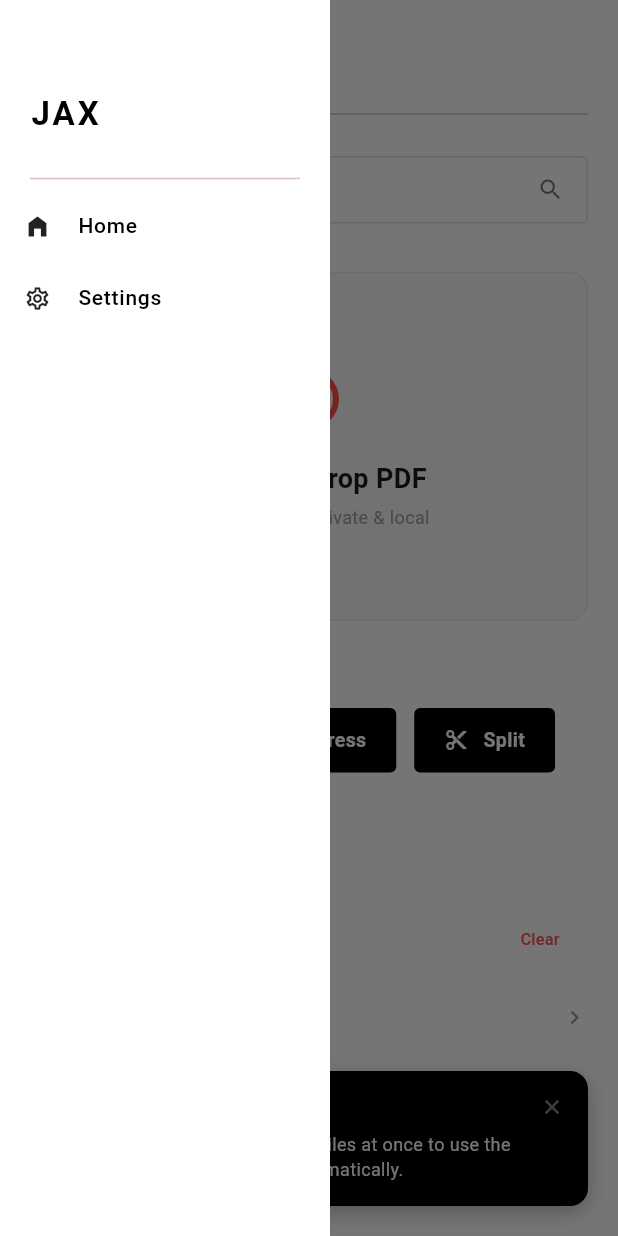
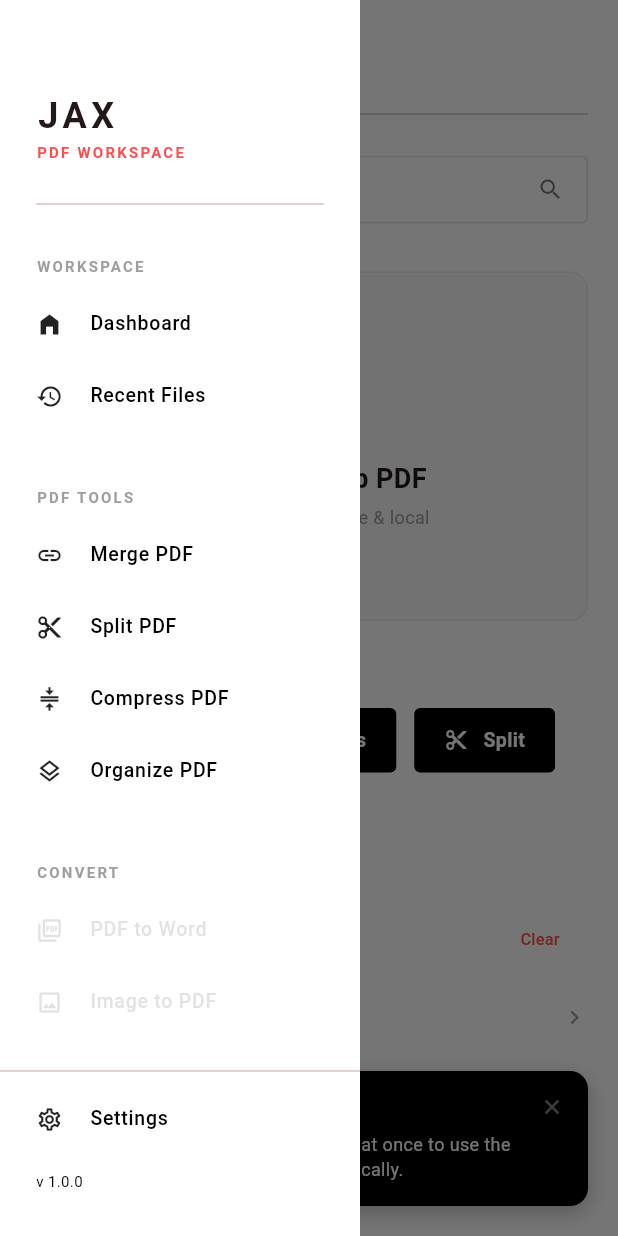
Before and after one commit to BeSalt1080/jax, a Flutter app: the screen it shows after launch, with the side drawer open, on a phone screen of 412 x 824 dp. Run offline on Flutter 3.47's test engine with Material 3 defaults, Android fonts, the phone set to English and light mode, and no system bars; our stand-ins replace file_picker, go_router; missing offline and left inert: pdfrx.

Commit message:
UI Sidebar

```diff
--- a/lib/screens/home_screen.dart
+++ b/lib/screens/home_screen.dart
@@ -319,7 +319,7 @@ class _HomeScreenState extends State<HomeScreen> {
 
   Widget _buildThinnerSidebar(BuildContext context, bool isDark) {
     return SizedBox(
-      width: 220,
+      width: 240, // Slightly wider for better text fit
       child: Drawer(
         elevation: 0,
         backgroundColor: isDark ? const Color(0xFF121212) : Colors.white,
@@ -327,27 +327,128 @@ class _HomeScreenState extends State<HomeScreen> {
         child: Column(
           crossAxisAlignment: CrossAxisAlignment.start,
           children: [
+            // BRANDING HEADER
             Padding(
-              padding: const EdgeInsets.fromLTRB(20, 60, 20, 20),
-              child: Text('JAX', style: TextStyle(fontSize: 22, fontWeight: FontWeight.bold, letterSpacing: 2, color: isDark ? Colors.white : Colors.black)),
+              padding: const EdgeInsets.fromLTRB(24, 60, 24, 20),
+              child: Column(
+                crossAxisAlignment: CrossAxisAlignment.start,
+                children: [
+                  const Text(
+                    'JAX',
+                    style: TextStyle(
+                      fontSize: 24,
+                      fontWeight: FontWeight.bold,
+                      letterSpacing: 3,
+                    ),
+                  ),
+                  Text(
+                    'PDF WORKSPACE',
+                    style: TextStyle(
+                      fontSize: 10,
+                      fontWeight: FontWeight.bold,
+                      color: const Color(0xFFFF4D4D),
+                      letterSpacing: 1.5,
+                    ),
+                  ),
+                ],
+              ),
             ),
-            const Padding(padding: EdgeInsets.symmetric(horizontal: 20), child: Divider()),
-            _sideLink(context, Icons.home_filled, 'Home', '/'),
+
+            const Padding(
+              padding: EdgeInsets.symmetric(horizontal: 24),
+              child: Divider(thickness: 1),
+            ),
+
+            Expanded(
+              child: ListView(
+                padding: const EdgeInsets.symmetric(vertical: 10),
+                children: [
+                  // SECTION: GENERAL
+                  _buildSidebarHeader('WORKSPACE'),
+                  _sideLink(context, Icons.home_filled, 'Dashboard', '/'),
+                  _sideLink(context, Icons.history, 'Recent Files', '/'), // Link to recent section
+
+                  const SizedBox(height: 20),
+
+                  // SECTION: TOOLS
+                  _buildSidebarHeader('PDF TOOLS'),
+                  _sideLink(context, Icons.link, 'Merge PDF', '/merge'),
+                  _sideLink(context, Icons.content_cut, 'Split PDF', '/split'),
+                  _sideLink(context, Icons.compress, 'Compress PDF', '/compress'),
+                  _sideLink(context, Icons.layers_outlined, 'Organize PDF', '/organize'),
+
+                  const SizedBox(height: 20),
+
+                  // SECTION: CONVERT (Placeholder for future)
+                  _buildSidebarHeader('CONVERT'),
+                  _sideLink(context, Icons.picture_as_pdf_outlined, 'PDF to Word', '/', isDisabled: true),
+                  _sideLink(context, Icons.image_outlined, 'Image to PDF', '/', isDisabled: true),
+                ],
+              ),
+            ),
+
+            // FOOTER SECTION
+            const Divider(thickness: 1),
             _sideLink(context, Icons.settings_outlined, 'Settings', '/settings'),
+            Padding(
+              padding: const EdgeInsets.fromLTRB(24, 10, 24, 30),
+              child: Text(
+                'v 1.0.0',
+                style: TextStyle(
+                  fontSize: 10,
+                  color: isDark ? Colors.white24 : Colors.black,
+                ),
+              ),
+            ),
           ],
         ),
       ),
     );
   }
 
-  Widget _sideLink(BuildContext context, IconData icon, String title, String route) {
-    final bool isDarkValue = Theme.of(context).brightness == Brightness.dark;
+  // Helper for Sidebar Headers
+  Widget _buildSidebarHeader(String title) {
+    return Padding(
+      padding: const EdgeInsets.fromLTRB(24, 16, 24, 8),
+      child: Text(
+        title,
+        style: const TextStyle(
+          fontSize: 10,
+          fontWeight: FontWeight.bold,
+          color: Colors.grey,
+          letterSpacing: 1.5,
+        ),
+      ),
+    );
+  }
+
+  // Helper for Sidebar Links
+  Widget _sideLink(BuildContext context, IconData icon, String title, String route, {bool isDisabled = false}) {
+    final bool isDark = Theme.of(context).brightness == Brightness.dark;
+
     return ListTile(
       visualDensity: VisualDensity.compact,
-      leading: Icon(icon, size: 18, color: isDarkValue ? Colors.white70 : Colors.black87),
-      title: Text(title, style: TextStyle(fontSize: 14, fontWeight: FontWeight.w500, color: isDarkValue ? Colors.white : Colors.black)),
-      onTap: () {
-        context.pop();
+      contentPadding: const EdgeInsets.symmetric(horizontal: 24),
+      enabled: !isDisabled,
+      leading: Icon(
+        icon,
+        size: 18,
+        color: isDisabled
+            ? Colors.grey.withOpacity(0.3)
+            : (isDark ? Colors.white70 : Colors.black87),
+      ),
+      title: Text(
+        title,
+        style: TextStyle(
+          fontSize: 13,
+          fontWeight: FontWeight.w500,
+          color: isDisabled
+              ? Colors.grey.withOpacity(0.3)
+              : (isDark ? Colors.white : Colors.black),
+        ),
+      ),
+      onTap: isDisabled ? null : () {
+        context.pop(); // Close drawer
         context.push(route);
       },
     );
```
